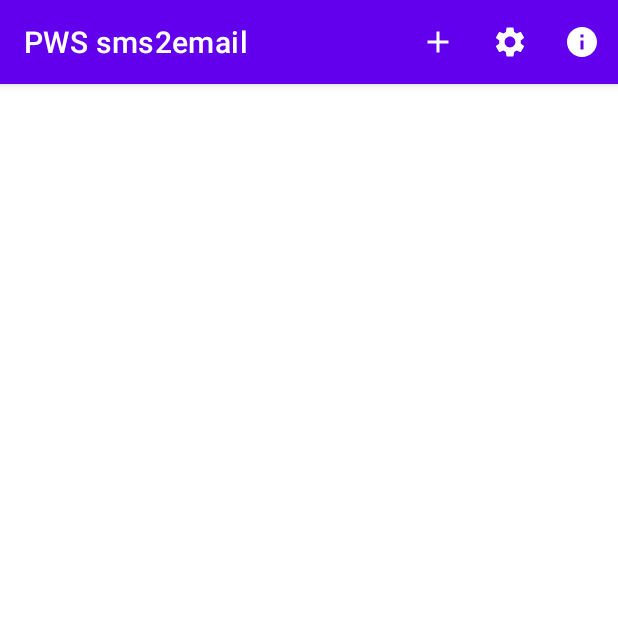
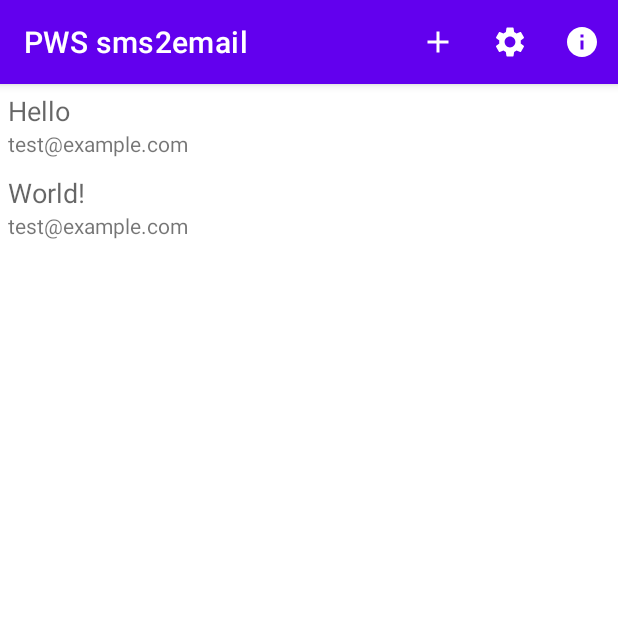
Before and after one commit to petrows/sms2email, an Android app: the screen it shows after launch (MainActivity), on a phone screen of 412 x 824 dp, the top half of it. Run offline under Robolectric (Android 15) with nearby library versions, the phone set to English and light mode, and no system bars; our stand-ins replace Room's generated code.

Commit message:
App development

```diff
--- a/app/build.gradle
+++ b/app/build.gradle
@@ -42,6 +42,8 @@ dependencies {
     implementation 'androidx.constraintlayout:constraintlayout:1.1.3'
     implementation 'androidx.lifecycle:lifecycle-livedata-ktx:2.2.0'
     implementation 'androidx.lifecycle:lifecycle-viewmodel-ktx:2.2.0'
+    implementation "androidx.activity:activity-ktx:1.1.0"
+    implementation "androidx.fragment:fragment-ktx:1.2.5"
     testImplementation 'junit:junit:4.+'
     androidTestImplementation 'androidx.test.ext:junit:1.1.1'
     androidTestImplementation 'androidx.test.espresso:espresso-core:3.2.0'
--- a/app/src/main/java/ws/petro/sms2email/filter/Rule.kt
+++ b/app/src/main/java/ws/petro/sms2email/filter/Rule.kt
@@ -1,4 +1,8 @@
 package ws.petro.sms2email.filter
+
+/*
+    Based on example: https://github.com/googlecodelabs/android-room-with-a-view/tree/kotlin
+ */
 
 import androidx.room.ColumnInfo
 import androidx.room.Entity
@@ -6,9 +10,11 @@ import androidx.room.PrimaryKey
 
 @Entity
 data class Rule(
-    @PrimaryKey val id: Int,
+    @PrimaryKey(autoGenerate = true) val id: Int,
     @ColumnInfo(name = "title") val title: String,
     @ColumnInfo(name = "prio") val prio: Int,
     @ColumnInfo(name = "sim") val sim: Int,
     @ColumnInfo(name = "to_email") val toEmail: String,
-)
+) {
+    constructor(title: String, prio: Int, sim: Int, toEmail: String) : this(0, title, prio, sim, toEmail)
+}
--- a/app/src/main/java/ws/petro/sms2email/filter/RuleDao.kt
+++ b/app/src/main/java/ws/petro/sms2email/filter/RuleDao.kt
@@ -1,8 +1,13 @@
 package ws.petro.sms2email.filter
+
+/*
+    Based on example: https://github.com/googlecodelabs/android-room-with-a-view/tree/kotlin
+ */
 
 import androidx.lifecycle.LiveData
 import androidx.room.Dao
 import androidx.room.Insert
+import androidx.room.OnConflictStrategy
 import androidx.room.OnConflictStrategy.REPLACE
 import androidx.room.Query
 
@@ -10,6 +15,9 @@ import androidx.room.Query
 interface RuleDao {
     @Insert(onConflict = REPLACE)
     fun save(rule: Rule)
+
+    @Insert(onConflict = OnConflictStrategy.IGNORE)
+    fun insert(rule: Rule)
 
     @Query("SELECT * FROM rule ORDER BY prio ASC")
     fun getAll(): LiveData<List<Rule>>
--- a/app/src/main/java/ws/petro/sms2email/filter/RuleDatabase.kt
+++ b/app/src/main/java/ws/petro/sms2email/filter/RuleDatabase.kt
@@ -1,4 +1,8 @@
 package ws.petro.sms2email.filter
+
+/*
+    Based on example: https://github.com/googlecodelabs/android-room-with-a-view/tree/kotlin
+ */
 
 import android.content.Context
 import androidx.room.Database
@@ -9,7 +13,7 @@ import kotlinx.coroutines.CoroutineScope
 import kotlinx.coroutines.Dispatchers
 import kotlinx.coroutines.launch
 
-@Database(entities = [Rule::class], version = 1)
+@Database(entities = [Rule::class], version = 2)
 abstract class RuleDatabase : RoomDatabase() {
     abstract fun ruleDao(): RuleDao
 
@@ -40,6 +44,24 @@ abstract class RuleDatabase : RoomDatabase() {
             }
         }
 
+        fun getDatabaseSync(
+            context: Context
+        ): RuleDatabase {
+            // if the INSTANCE is not null, then return it,
+            // if it is, then create the database
+            if (INSTANCE != null) { return INSTANCE as RuleDatabase }
+
+                val instance = Room.databaseBuilder(
+                    context.applicationContext,
+                    RuleDatabase::class.java,
+                    "rule_database"
+                )
+                    .build()
+                INSTANCE = instance
+
+                return instance
+        }
+
         private class WordDatabaseCallback(
             private val scope: CoroutineScope
         ) : RoomDatabase.Callback() {
@@ -68,10 +90,10 @@ abstract class RuleDatabase : RoomDatabase() {
             // Not needed if you only populate on creation.
             ruleDao.deleteAll()
 
-            var rule = Rule(1, "Hello", 1, -1, "test@example.com")
-            ruleDao.save(rule)
-            rule = Rule(2, "World!", 1, -1, "test@example.com")
-            ruleDao.save(rule)
+            var rule = Rule("Hello", 1, -1, "test@example.com")
+            ruleDao.insert(rule)
+            rule = Rule("World!", 2, -1, "test@example.com")
+            ruleDao.insert(rule)
         }
     }
 }
--- a/app/src/main/java/ws/petro/sms2email/filter/RuleRepository.kt
+++ b/app/src/main/java/ws/petro/sms2email/filter/RuleRepository.kt
@@ -1,4 +1,8 @@
 package ws.petro.sms2email.filter
+
+/*
+    Based on example: https://github.com/googlecodelabs/android-room-with-a-view/tree/kotlin
+ */
 
 import androidx.annotation.WorkerThread
 import androidx.lifecycle.LiveData
@@ -11,7 +15,7 @@ class RuleRepository(private val ruleDao: RuleDao) {
 
     // Room executes all queries on a separate thread.
     // Observed LiveData will notify the observer when the data has changed.
-    val allWords: LiveData<List<Rule>> = ruleDao.getAll()
+    val allRules: LiveData<List<Rule>> = ruleDao.getAll()
 
     // You must call this on a non-UI thread or your app will crash. So we're making this a
     // suspend function so the caller methods know this.
--- a/app/src/main/java/ws/petro/sms2email/ui/main/MainFragment.kt
+++ b/app/src/main/java/ws/petro/sms2email/ui/main/MainFragment.kt
@@ -1,9 +1,14 @@
 package ws.petro.sms2email.ui.main
 
 import android.os.Bundle
+import android.text.Layout
 import android.view.*
 import androidx.fragment.app.Fragment
+import androidx.fragment.app.activityViewModels
+import androidx.lifecycle.Observer
 import androidx.lifecycle.ViewModelProvider
+import androidx.recyclerview.widget.LinearLayoutManager
+import androidx.recyclerview.widget.RecyclerView
 import androidx.room.Room
 import ws.petro.sms2email.R
 import ws.petro.sms2email.filter.RuleDatabase
@@ -14,7 +19,10 @@ class MainFragment : Fragment() {
         fun newInstance() = MainFragment()
     }
 
-    private lateinit var viewModel: MainViewModel
+    private val viewModel: RuleViewModel by activityViewModels()
+
+    private lateinit var recyclerView: RecyclerView
+    private lateinit var layout: View
 
     override fun onCreate(savedInstanceState: Bundle?) {
         super.onCreate(savedInstanceState)
@@ -28,13 +36,28 @@ class MainFragment : Fragment() {
 
     override fun onCreateView(inflater: LayoutInflater, container: ViewGroup?,
                               savedInstanceState: Bundle?): View {
-        return inflater.inflate(R.layout.main_fragment, container, false)
+        layout = inflater.inflate(R.layout.main_fragment, container, false)
+
+        recyclerView = layout.findViewById<RecyclerView>(R.id.rules_list_view)
+
+        context?.let { context_itr ->
+            val adapter =  RuleListAdapter(context_itr)
+            recyclerView.adapter = adapter
+            recyclerView.layoutManager = LinearLayoutManager(context_itr)
+            viewModel.allRules.observe(
+                viewLifecycleOwner,
+                Observer { rules ->
+                    // Update the cached copy of the words in the adapter.
+                    rules?.let { adapter.setRules(it) }
+                }
+            )
+        }
+
+        return layout
     }
 
     override fun onActivityCreated(savedInstanceState: Bundle?) {
         super.onActivityCreated(savedInstanceState)
-        viewModel = ViewModelProvider(this).get(MainViewModel::class.java)
-        // TODO: Use the ViewModel
     }
 
 }
--- a/app/src/main/java/ws/petro/sms2email/ui/main/MainViewModel.kt
+++ /dev/null
@@ -1,7 +0,0 @@
-package ws.petro.sms2email.ui.main
-
-import androidx.lifecycle.ViewModel
-
-class MainViewModel : ViewModel() {
-    // TODO: Implement the ViewModel
-}
--- a/app/src/main/java/ws/petro/sms2email/ui/main/RuleListAdapter.kt
+++ b/app/src/main/java/ws/petro/sms2email/ui/main/RuleListAdapter.kt
@@ -1,6 +1,7 @@
 package ws.petro.sms2email.ui.main
 
 import android.content.Context
+import android.util.Log
 import android.view.LayoutInflater
 import android.view.View
 import android.view.ViewGroup
@@ -11,11 +12,13 @@ import ws.petro.sms2email.filter.Rule
 
 class RuleListAdapter(context: Context) : RecyclerView.Adapter<RuleListAdapter.WordViewHolder>() {
 
+    private val TAG: String = "RuleListAdapter"
     private val inflater: LayoutInflater = LayoutInflater.from(context)
     private var rules = emptyList<Rule>() // Cached copy of list
 
     inner class WordViewHolder(itemView: View) : RecyclerView.ViewHolder(itemView) {
-        val ruleItemView: TextView = itemView.findViewById(R.id.rule_title)
+        val ruleItemTitle: TextView = itemView.findViewById(R.id.rule_title)
+        val ruleItemDescription: TextView = itemView.findViewById(R.id.rule_description)
     }
 
     override fun onCreateViewHolder(parent: ViewGroup, viewType: Int): WordViewHolder {
@@ -25,11 +28,15 @@ class RuleListAdapter(context: Context) : RecyclerView.Adapter<RuleListAdapter.W
 
     override fun onBindViewHolder(holder: WordViewHolder, position: Int) {
         val current = rules[position]
-        holder.ruleItemView.text = current.title
+        holder.ruleItemTitle.text = current.title
+        holder.ruleItemDescription.text = current.toEmail
     }
 
     internal fun setRules(rules: List<Rule>) {
         this.rules = rules
+        for (rule in rules) {
+            Log.d(TAG, "Have rule item: ${rule.title}")
+        }
         notifyDataSetChanged()
     }
 
--- a/app/src/main/java/ws/petro/sms2email/ui/main/RuleViewModel.kt
+++ b/app/src/main/java/ws/petro/sms2email/ui/main/RuleViewModel.kt
@@ -22,7 +22,7 @@ class RuleViewModel(application: Application) : AndroidViewModel(application) {
     init {
         val ruleDao = RuleDatabase.getDatabase(application, viewModelScope).ruleDao()
         repository = RuleRepository(ruleDao)
-        allRules = repository.allWords
+        allRules = repository.allRules
     }
 
     /**
--- a/app/src/main/res/layout/main_fragment.xml
+++ b/app/src/main/res/layout/main_fragment.xml
@@ -13,4 +13,5 @@
         android:layout_height="match_parent"
         tools:layout_editor_absoluteX="38dp"
         tools:layout_editor_absoluteY="28dp" />
+
 </androidx.constraintlayout.widget.ConstraintLayout>
--- a/app/src/main/res/layout/rule_list_item.xml
+++ b/app/src/main/res/layout/rule_list_item.xml
@@ -4,14 +4,28 @@
     xmlns:app="http://schemas.android.com/apk/res-auto"
     xmlns:tools="http://schemas.android.com/tools"
     android:layout_width="match_parent"
-    android:layout_height="match_parent">
+    android:layout_height="wrap_content">
 
-    <TextView
-        android:id="@+id/rule_title"
-        android:layout_width="wrap_content"
-        android:layout_height="wrap_content"
-        android:text="TextView"
-        app:layout_constraintEnd_toEndOf="parent"
-        app:layout_constraintStart_toStartOf="parent"
-        tools:layout_editor_absoluteY="4dp" />
+    <LinearLayout
+        android:layout_width="match_parent"
+        android:layout_height="match_parent"
+        android:orientation="vertical"
+        android:padding="5dp"
+        tools:layout_editor_absoluteX="25dp"
+        tools:layout_editor_absoluteY="3dp">
+
+        <TextView
+            android:id="@+id/rule_title"
+            android:layout_width="match_parent"
+            android:layout_height="wrap_content"
+            android:text="@string/dummy_text"
+            android:textAppearance="@style/TextAppearance.AppCompat.Medium" />
+
+        <TextView
+            android:id="@+id/rule_description"
+            android:layout_width="match_parent"
+            android:layout_height="wrap_content"
+            android:text="@string/dummy_text" />
+
+    </LinearLayout>
 </androidx.constraintlayout.widget.ConstraintLayout>
--- a/app/src/main/res/values/strings.xml
+++ b/app/src/main/res/values/strings.xml
@@ -1,5 +1,6 @@
 <resources>
     <string name="app_name">PWS sms2email</string>
+    <string name="dummy_text">Dummy text</string>
     <string name="m_menu_add_rule">Add rule</string>
     <string name="m_menu_settings">Settings</string>
     <string name="m_menu_about">About</string>
```
Also changed, not shown: app/src/main/AndroidManifest.xml (+11 -0 lines), app/src/main/java/ws/petro/sms2email/SMSReceiver.kt (added, +13 -0 lines), app/src/main/java/ws/petro/sms2email/filter/Matcher.kt (added, +41 -0 lines), app/src/main/res/drawable/ic_baseline_alternate_email_24.xml (added, +10 -0 lines), 1 other file.
